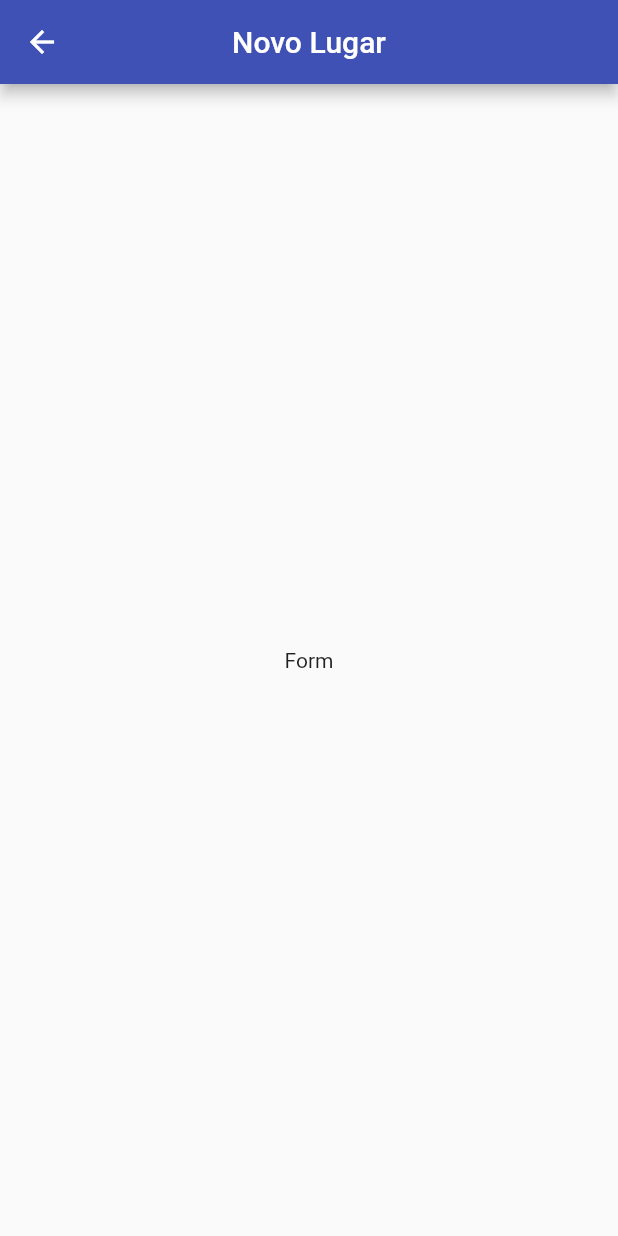
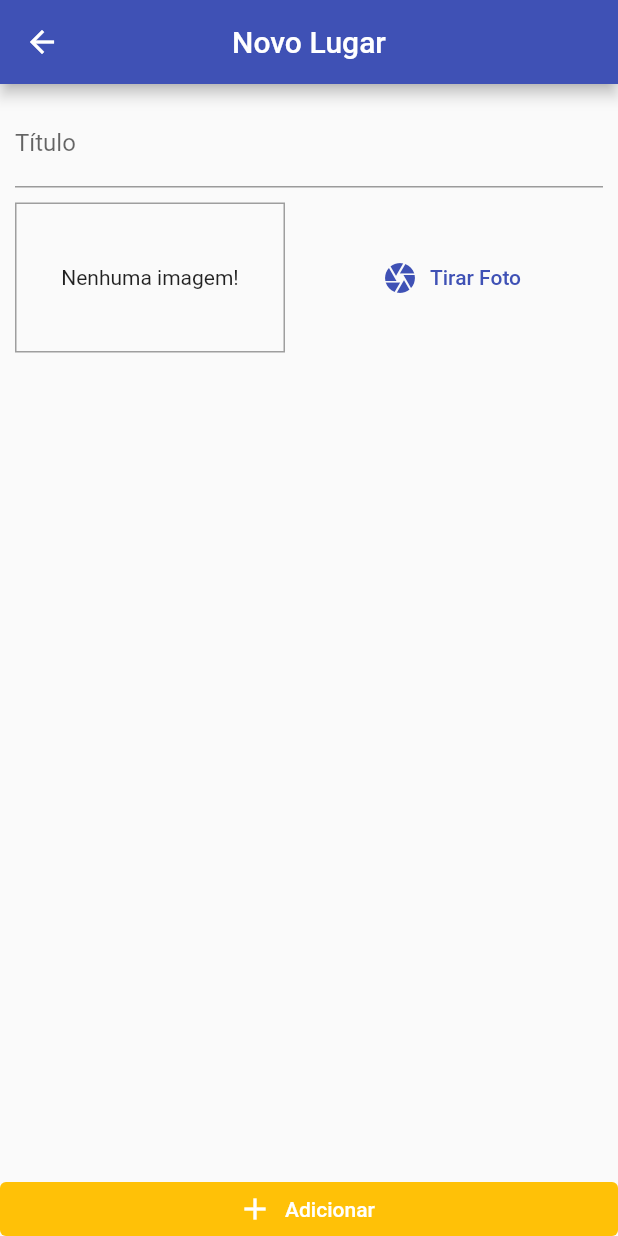
Before and after one commit to Kaio-Goes/Great-Places, a Flutter app: the PlaceFormScreen screen opened by its route, on a phone screen of 412 x 824 dp. Run offline on Flutter 3.47's test engine with Material 2 defaults, Android fonts, the phone set to English and light mode, and no system bars.

Commit message:
Feature form camera

```diff
--- a/lib/screens/places_form_screen.dart
+++ b/lib/screens/places_form_screen.dart
@@ -1,4 +1,5 @@
 import 'package:flutter/material.dart';
+import 'package:great_places/widgets/image_input.dart';
 
 class PlaceFormScreen extends StatefulWidget {
   const PlaceFormScreen({super.key});
@@ -8,6 +9,12 @@ class PlaceFormScreen extends StatefulWidget {
 }
 
 class _PlaceFormScreenState extends State<PlaceFormScreen> {
+  final _titleController = TextEditingController();
+
+  void _submitForm (){
+
+  }
+
   @override
   Widget build(BuildContext context) {
     return Scaffold(
@@ -15,8 +22,42 @@ class _PlaceFormScreenState extends State<PlaceFormScreen> {
         title: const Text('Novo Lugar'),
         centerTitle: true,
       ),
-      body: const  Center(
-        child: Text('Form'),
+      body: Column(
+        // mainAxisAlignment: MainAxisAlignment.spaceBetween,
+        crossAxisAlignment: CrossAxisAlignment.stretch,
+        children: [
+          Expanded(
+            child: SingleChildScrollView(
+              child: Padding(
+                padding: const EdgeInsets.all(10),
+                child: Column(
+                  children:  [
+                    TextField(
+                      controller: _titleController,
+                      decoration: const InputDecoration(
+                        labelText: 'Título',
+                      ),
+                    ),
+                    const SizedBox(
+                      height: 10,
+                    ),
+                    const ImageInput()
+                  ],
+                ),
+              ),
+            ),
+          ),
+          ElevatedButton.icon(
+            onPressed: _submitForm,
+            icon: const Icon(Icons.add),
+            label: const Text('Adicionar'),
+            style: ElevatedButton.styleFrom(
+              elevation: 0,
+              tapTargetSize: MaterialTapTargetSize.shrinkWrap,
+              backgroundColor: Theme.of(context).colorScheme.secondary,
+            ),
+          )
+        ],
       ),
     );
   }
--- /dev/null
+++ b/lib/widgets/image_input.dart
@@ -0,0 +1,35 @@
+import 'package:flutter/material.dart';
+
+class ImageInput extends StatefulWidget {
+  const ImageInput({super.key});
+
+  @override
+  State<ImageInput> createState() => _ImageInputState();
+}
+
+class _ImageInputState extends State<ImageInput> {
+  @override
+  Widget build(BuildContext context) {
+    return Row(
+      children: [
+        Container(
+          width: 180,
+          height: 100,
+          decoration:
+              BoxDecoration(border: Border.all(width: 1, color: Colors.grey)),
+          alignment: Alignment.center,
+          child: const Text('Nenhuma imagem!'),
+        ),
+        const SizedBox(
+          width: 10,
+        ),
+        Expanded(
+          child: TextButton.icon(
+              onPressed: () {},
+              icon: const Icon(Icons.camera),
+              label: const Text('Tirar Foto')),
+        ),
+      ],
+    );
+  }
+}
```
